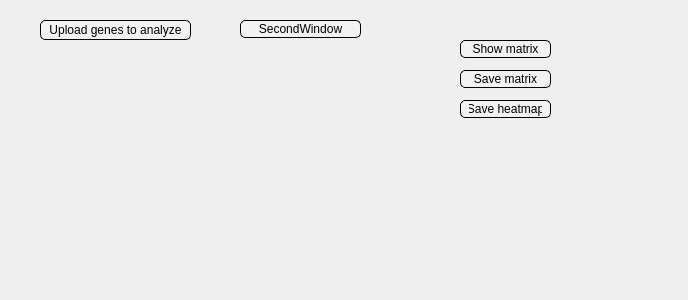
Qt form colocalizationwindow.ui (LorenzoTarricone/TranscriptomiC) before a commit.
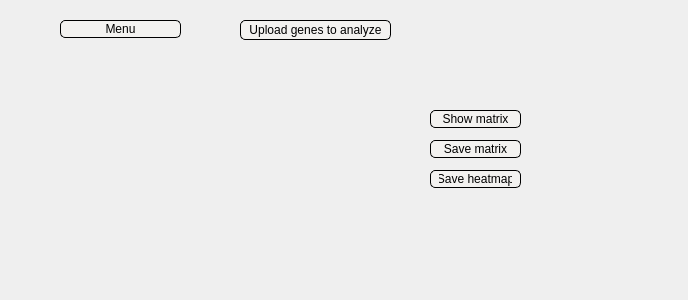
The same form after that commit. Custom widgets are drawn as their Qt base class.

Commit message:
Refactoring of Windows' Names
The names of the windows, function and other associated objects have been changed in order to improve readability and to follow a more intuitive logic. The names have been changed in accordence to the logic bellow:
MainWindow=>UploadWindow
SecondWindow=>MenuWindow

The edit to the form file:
```diff
--- a/colocalizationwindow.ui
+++ b/colocalizationwindow.ui
@@ -26,8 +26,8 @@
   <widget class="QPushButton" name="ShowMatrixButton">
    <property name="geometry">
     <rect>
-     <x>460</x>
-     <y>40</y>
+     <x>430</x>
+     <y>110</y>
      <width>91</width>
      <height>18</height>
     </rect>
@@ -46,8 +46,8 @@
   <widget class="QPushButton" name="SaveMatrixButton">
    <property name="geometry">
     <rect>
-     <x>460</x>
-     <y>70</y>
+     <x>430</x>
+     <y>140</y>
      <width>91</width>
      <height>18</height>
     </rect>
@@ -66,8 +66,8 @@
   <widget class="QPushButton" name="SaveHeatmapButton">
    <property name="geometry">
     <rect>
-     <x>460</x>
-     <y>100</y>
+     <x>430</x>
+     <y>170</y>
      <width>91</width>
      <height>18</height>
     </rect>
@@ -86,7 +86,7 @@
   <widget class="QPushButton" name="UploadGenesButton">
    <property name="geometry">
     <rect>
-     <x>40</x>
+     <x>240</x>
      <y>20</y>
      <width>151</width>
      <height>20</height>
@@ -106,7 +106,7 @@
   <widget class="QPushButton" name="SecondWindowButton">
    <property name="geometry">
     <rect>
-     <x>240</x>
+     <x>60</x>
      <y>20</y>
      <width>121</width>
      <height>18</height>
@@ -120,7 +120,7 @@
 </string>
    </property>
    <property name="text">
-    <string>SecondWindow</string>
+    <string>Menu</string>
    </property>
   </widget>
  </widget>
```
Left out of the diff: 2 changed lines with no effect on the pictures. The commit also changes 13 other files.
